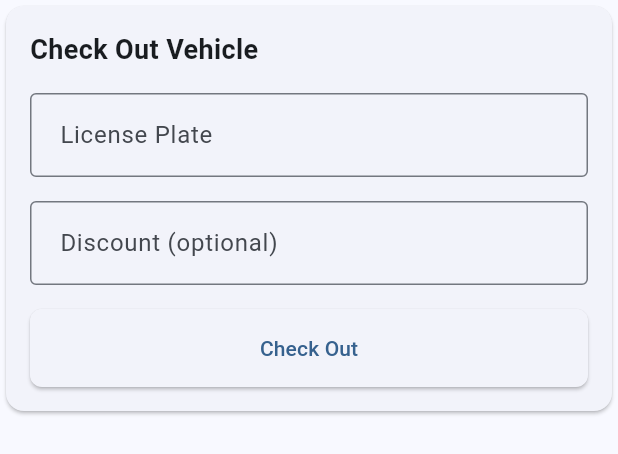
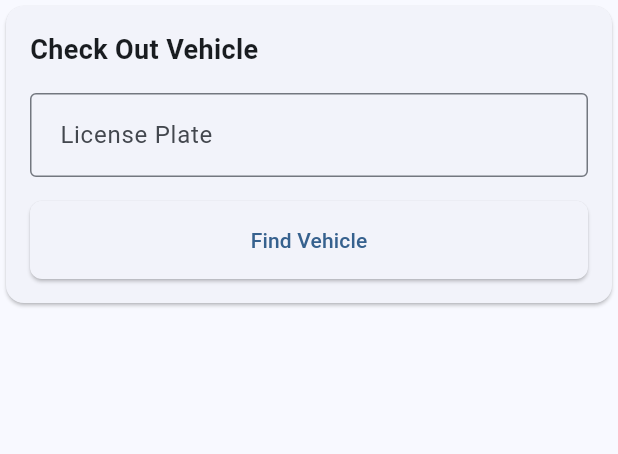
Before and after one commit to crisari666/parking_app, a Flutter app: the CheckOutVehicleForm widget shown alone on an empty page, opened directly, on a phone screen of 412 x 824 dp. Shown: the top 454 px of the screen. Run offline on Flutter 3.47's test engine with Material 3 defaults, Android fonts, the phone set to English and light mode, and no system bars; our stand-ins replace auto_route, equatable, flutter_bloc, gap, get_it, hive and 2 more; accounts and stored records are empty.

Commit message:
Enhance MainBloc and UI for vehicle checkout process
- Added PaymentMethodChanged event to MainBloc to handle payment method updates.
- Introduced FindVehicleInParkingRequested event and VehicleFoundSuccess state for improved vehicle lookup functionality.
- Updated CheckOutVehicleForm to include payment method selection and display estimated payment details.
- Refactored vehicle log model to include payment method for better data tracking.
- Created PaymentMethodSelector widget for a cleaner UI and improved user experience during checkout.

```diff
--- a/lib/features/main/presentation/bloc/main_event.dart
+++ b/lib/features/main/presentation/bloc/main_event.dart
@@ -46,6 +46,47 @@ class DiscountChanged extends MainEvent {
   List<Object> get props => [discount];
 }
 
-class CheckOutRequested extends MainEvent {}
+class FindVehicleInParkingRequested extends MainEvent {
+  final String plateNumber;
+
+  const FindVehicleInParkingRequested(this.plateNumber);
+
+  @override
+  List<Object> get props => [plateNumber];
+}
+
+class VehicleFoundSuccessEvent extends MainEvent {
+  final String parkingTime;
+  final double paymentValue;
+
+  const VehicleFoundSuccessEvent({
+    required this.parkingTime,
+    required this.paymentValue,
+  });
+
+  @override
+  List<Object> get props => [parkingTime, paymentValue];
+}
+
+class CheckOutRequested extends MainEvent {
+  final String plate;
+  final String paymentMethod;
+  final double? paymentValue;
+
+  const CheckOutRequested({
+    required this.plate,
+    required this.paymentMethod,
+    this.paymentValue,
+  });
+
+  @override
+  List<Object> get props => [plate, paymentMethod];
+}
+
+class PaymentMethodChanged extends MainEvent {
+  final String method;
+
+  const PaymentMethodChanged(this.method);
+}
 
 class VerifySetupRequested extends MainEvent {}
--- a/lib/features/main/presentation/bloc/main_state.dart
+++ b/lib/features/main/presentation/bloc/main_state.dart
@@ -43,3 +43,22 @@ class MainError extends MainState {
 class SetupRequired extends MainState {}
 
 class SetupVerified extends MainState {}
+
+class VehicleFoundSuccess extends MainState {
+  final String parkingTime;
+  final double paymentValue;
+  final String paymentMethod;
+
+  const VehicleFoundSuccess({
+    required this.parkingTime,
+    required this.paymentValue,
+    this.paymentMethod = 'cash',
+  });
+
+  @override
+  List<Object> get props => [parkingTime, paymentValue, paymentMethod];
+}
+
+// Grace time 10 min
+// Metodo de pago
+// Mostrar
--- a/lib/features/main/presentation/widgets/check_out_vehicle_form.dart
+++ b/lib/features/main/presentation/widgets/check_out_vehicle_form.dart
@@ -4,13 +4,20 @@ import 'package:quantum_parking_flutter/features/main/presentation/bloc/main_blo
 import 'package:quantum_parking_flutter/features/main/presentation/bloc/main_event.dart';
 import 'package:quantum_parking_flutter/features/main/presentation/bloc/main_state.dart';
 
-class CheckOutVehicleForm extends StatelessWidget {
-  final TextEditingController _textEditingController = TextEditingController();
+class CheckOutVehicleForm extends StatefulWidget {
+  const CheckOutVehicleForm({super.key});
 
-  CheckOutVehicleForm({super.key});
+  @override
+  State<CheckOutVehicleForm> createState() => _CheckOutVehicleFormState();
+}
+
+class _CheckOutVehicleFormState extends State<CheckOutVehicleForm> {
+  final TextEditingController _plateController = TextEditingController();
 
   @override
   Widget build(BuildContext context) {
+    return BlocBuilder<MainBloc, MainState>(
+      builder: (context, state) {
         return BlocListener<MainBloc, MainState>(
           listener: (context, state) {
             if (state is MainError && state.isCheckout) {
@@ -19,7 +26,7 @@ class CheckOutVehicleForm extends StatelessWidget {
               );
             }
             if (state is CheckOutSuccess) {
-          _textEditingController.clear();
+              _plateController.clear();
               ScaffoldMessenger.of(context).showSnackBar(
                 const SnackBar(content: Text('Vehicle checked out successfully')),
               );
@@ -42,7 +49,7 @@ class CheckOutVehicleForm extends StatelessWidget {
                   ),
                   const SizedBox(height: 16),
                   TextField(
-                controller: _textEditingController,
+                    controller: _plateController,
                     decoration: const InputDecoration(
                       labelText: 'License Plate',
                       border: OutlineInputBorder(),
@@ -50,30 +57,72 @@ class CheckOutVehicleForm extends StatelessWidget {
                     onChanged: (value) {
                       context.read<MainBloc>().add(CheckOutPlateNumberChanged(value));
                     },
+                    readOnly: state is VehicleFoundSuccess,
+                  ),
+                  const SizedBox(height: 16),
+                  if (state is! VehicleFoundSuccess)
+                    ElevatedButton(
+                      onPressed: () {
+                        context.read<MainBloc>().add(FindVehicleInParkingRequested(_plateController.text));
+                      },
+                      child: const Text('Find Vehicle'),
+                    ),
+                  if (state is VehicleFoundSuccess) ...[
+                    TextField(
+                      readOnly: true,
+                      decoration: const InputDecoration(
+                        labelText: 'Parking Time',
+                        border: OutlineInputBorder(),
+                      ),
+                      controller: TextEditingController(text: state.parkingTime),
                     ),
                     const SizedBox(height: 16),
                     TextField(
+                      readOnly: true,
                       decoration: const InputDecoration(
-                  labelText: 'Discount (optional)',
+                        labelText: 'Estimated Payment',
                         border: OutlineInputBorder(),
                         prefixText: '\$',
                       ),
-                keyboardType: TextInputType.number,
+                      controller: TextEditingController(
+                        text: state.paymentValue.toStringAsFixed(2),
+                      ),
+                    ),
+                    const SizedBox(height: 16),
+                    Flexible(
+                      child: DropdownButtonFormField<String>(
+                        value: state.paymentMethod,
+                        decoration: const InputDecoration(
+                        labelText: 'Payment Method',
+                        border: OutlineInputBorder(),
+                      ),
+                      items: const [
+                        DropdownMenuItem(value: 'cash', child: Text('Cash')),
+                        DropdownMenuItem(value: 'transaction', child: Text('Transaction')),
+                      ],
                       onChanged: (value) {
-                  context.read<MainBloc>().add(DiscountChanged(value));
+                        context.read<MainBloc>().add(PaymentMethodChanged(value!));
                         },
+                      ),
                     ),
                     const SizedBox(height: 16),
                     ElevatedButton(
                       onPressed: () {
-                  context.read<MainBloc>().add(CheckOutRequested());
+                        context.read<MainBloc>().add(CheckOutRequested(
+                          plate: _plateController.text,
+                          paymentMethod: state.paymentMethod,
+                          paymentValue: state.paymentValue,
+                        ));
                       },
                       child: const Text('Check Out'),
                     ),
+                  ],
                 ],
               ),
             ),
           ),
         );
+      },
+    );
   }
 }
--- a/lib/features/records/data/models/vehicle_log_model.dart
+++ b/lib/features/records/data/models/vehicle_log_model.dart
@@ -22,6 +22,10 @@ class VehicleLogModel {
   @HiveField(5)
   final String? vehicleType;
 
+  @HiveField(6)
+  final String? paymentMethod;
+
+
   VehicleLogModel({
     required this.plateNumber,
     required this.checkIn,
@@ -29,23 +33,26 @@ class VehicleLogModel {
     this.checkOut,
     this.totalCost,
     this.discount,
+    this.paymentMethod,
   });
 
-  // factory VehicleParkingLog.fromJson(Map<String, dynamic> json) {
-  //   return VehicleParkingLog(
-  //     plateNumber: json['plateNumber'] as String,
-  //     checkIn: DateTime.parse(json['checkIn'] as String),
-  //     checkOut: json['checkOut'] != null ? DateTime.parse(json['checkOut'] as String) : null,
-  //     totalCost: json['totalCost'] as double?,
-  //     discount: json['discount'] as double?,
-  //   );
-  // }
+  factory VehicleLogModel.fromJson(Map<String, dynamic> json) {
+    return VehicleLogModel(
+      plateNumber: json['plateNumber'] as String,
+      checkIn: DateTime.parse(json['checkIn'] as String),
+      checkOut: json['checkOut'] != null ? DateTime.parse(json['checkOut'] as String) : null,
+      totalCost: json['totalCost'] as double?,
+      discount: json['discount'] as double?,
+      vehicleType: json['vehicleType'] as String,
+      paymentMethod: json['paymentMethod'] as String,
+    );
+  }
 
-  // Map<String, dynamic> toJson() => {
-  //   'plateNumber': plateNumber,
-  //   'checkIn': checkIn.toIso8601String(),
-  //   'checkOut': checkOut?.toIso8601String(),
-  //   'totalCost': totalCost,
-  //   'discount': discount,
-  // };
+  Map<String, dynamic> toJson() => {
+    'plateNumber': plateNumber,
+    'checkIn': checkIn.toIso8601String(),
+    'checkOut': checkOut?.toIso8601String(),
+    'totalCost': totalCost,
+    'discount': discount,
+  };
 }
```
Also changed, not shown: lib/features/main/presentation/bloc/main_bloc.dart (+67 -2 lines), lib/features/main/presentation/widgets/check_in_vehicle_form.dart (+3 -18 lines), lib/features/main/presentation/widgets/check_out_vehicel_form/payment_method_selector.dart (added, +33 -0 lines), lib/features/records/data/models/vehicle_log_model.g.dart. Lines whose indentation alone changed are shown as unchanged.
